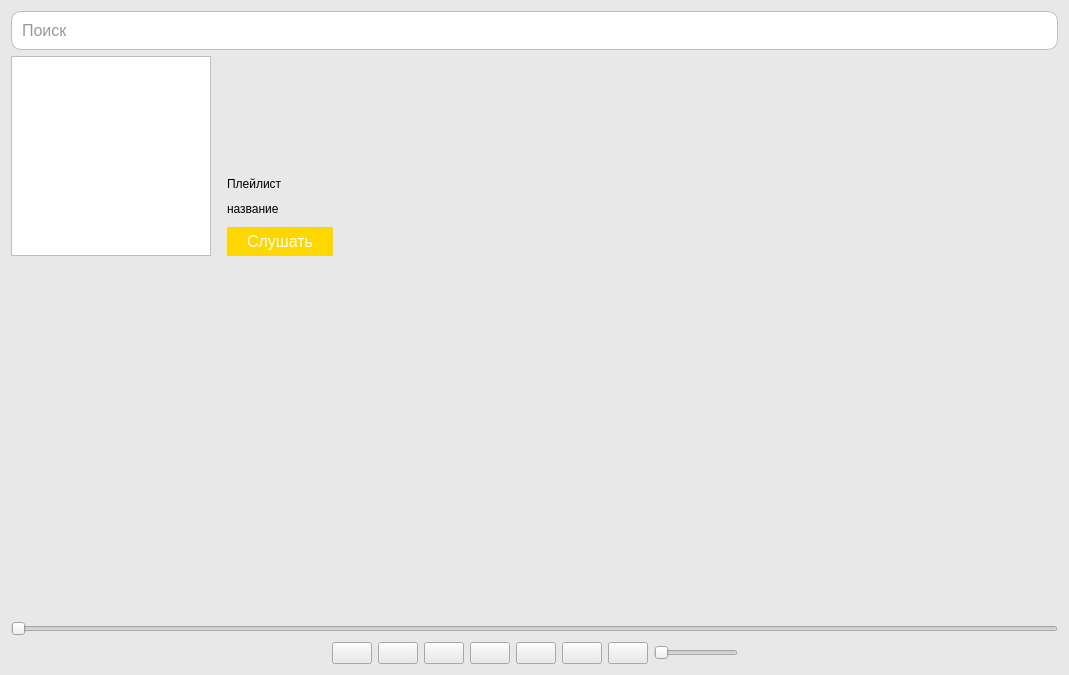
Before: the Qt Designer form playlistwindow.ui in ArturBobotcko/Practice_Project, drawn with Qt 5.
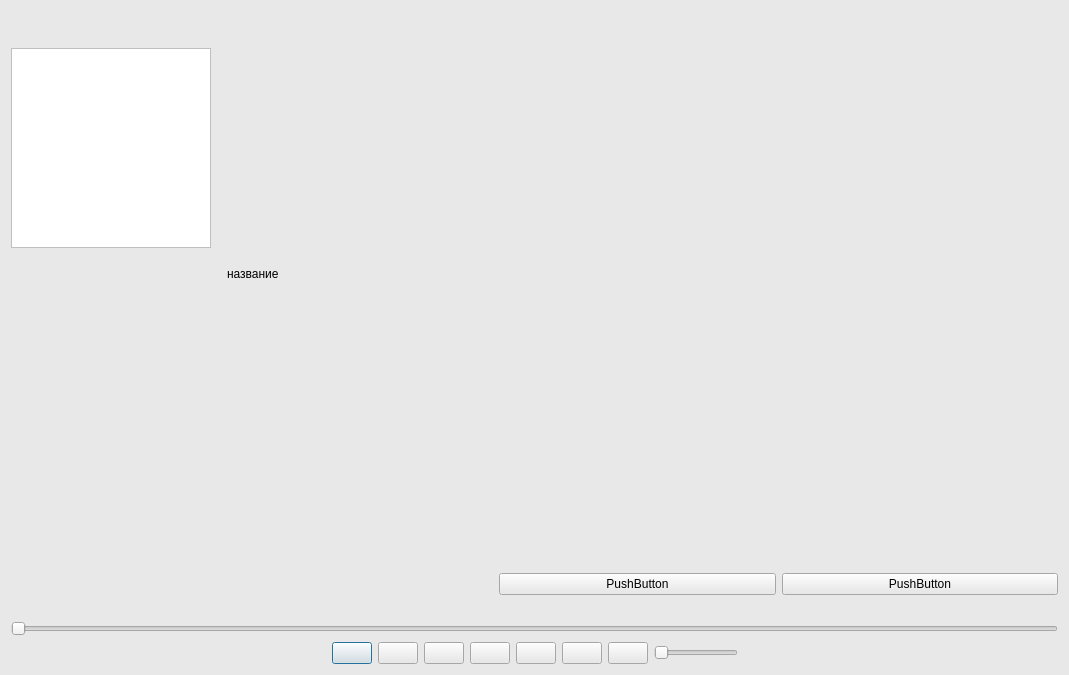
After: the same form once the commit is applied. Icons and pictures are not drawn.

Commit message: added buttons to playlist ui

What changed in the file:
```diff
--- a/playlistwindow.ui
+++ b/playlistwindow.ui
@@ -16,37 +16,9 @@
   <property name="styleSheet">
    <string notr="true">background-color: #e8e8e8;</string>
   </property>
-  <layout class="QGridLayout" name="gridLayout" rowstretch="0,0,1,0" columnstretch="0,0,0,1">
-   <item row="1" column="0">
-    <widget class="QGraphicsView" name="playlistCover">
-     <property name="sizePolicy">
-      <sizepolicy hsizetype="Minimum" vsizetype="Minimum">
-       <horstretch>0</horstretch>
-       <verstretch>0</verstretch>
-      </sizepolicy>
-     </property>
-     <property name="minimumSize">
-      <size>
-       <width>200</width>
-       <height>200</height>
-      </size>
-     </property>
-     <property name="maximumSize">
-      <size>
-       <width>200</width>
-       <height>200</height>
-      </size>
-     </property>
-     <property name="styleSheet">
-      <string notr="true">QGraphicsView {
-	border: 1px solid #bfbfbf; 
-	background-color: rgb(255, 255, 255);
-}</string>
-     </property>
-    </widget>
-   </item>
-   <item row="1" column="1" colspan="2">
-    <layout class="QVBoxLayout" name="verticalLayout" stretch="0,0,0,0,0,0">
+  <layout class="QGridLayout" name="gridLayout" rowstretch="0,0,0,0" columnstretch="0,0,0,0">
+   <item row="0" column="1" colspan="2">
+    <layout class="QVBoxLayout" name="verticalLayout" stretch="0,0,0,0">
      <property name="leftMargin">
       <number>10</number>
      </property>
@@ -63,13 +35,6 @@
        </property>
       </spacer>
      </item>
-     <item>
-      <widget class="QLabel" name="playlistLabel">
-       <property name="text">
-        <string>Плейлист</string>
-       </property>
-      </widget>
-     </item>
      <item>
       <spacer name="verticalSpacer_2">
        <property name="orientation">
@@ -109,42 +74,76 @@
        </property>
       </spacer>
      </item>
-     <item>
-      <widget class="QPushButton" name="playlistListenBtn">
-       <property name="cursor">
-        <cursorShape>PointingHandCursor</cursorShape>
-       </property>
-       <property name="styleSheet">
-        <string notr="true">QPushButton {
-    background-color: #FFD700; /* Желтый цвет фона кнопки */
-    border: none; /* Убираем границу */
-    border-radius: 15px; /* Закругленные углы с радиусом 20 пикселей */
-    color: #FFFFFF; /* Белый цвет текста */
-    font-size: 16px; /* Размер шрифта 16 пикселей */
-	padding: 5px 20px; /* Внутренние отступы 10 пикселей сверху/низу и 20 пикселей слева/справа */
-}
-
-QPushButton:hover {
-    background-color: #FFD34C; /* Цвет фона при наведении курсора */
-}
-
-QPushButton:pressed {
-    background-color: #FFC400; /* Цвет фона при нажатии кнопки */
-}
-
-QPushButton:disabled {
-    background-color: #C0C0C0; /* Цвет фона для отключенной кнопки */
-    color: #808080; /* Цвет текста для отключенной кнопки */
-}
-</string>
-       </property>
-       <property name="text">
-        <string>Слушать</string>
-       </property>
-      </widget>
-     </item>
     </layout>
    </item>
+   <item row="1" column="0" colspan="4">
+    <widget class="QTableWidget" name="playlistTracks">
+     <property name="styleSheet">
+      <string notr="true">QTableWidget {
+    background-color:  #e8e8e8; /* Цвет фона */
+    border: none; /* Убрать границу */
+    color: #333333; /* Цвет текста */
+    selection-background-color: #f9fbff; /* Цвет фона выбранной ячейки */
+	selection-color: #333333;
+    gridline-color: #E5E5E5; /* Цвет линий сетки */
+}
+
+QTableWidget::item {
+    padding: 8px; /* Внутренний отступ для содержимого ячейки */
+}
+
+QTableWidget QHeaderView {
+    background-color:  #e8e8e8; /* Цвет фона заголовков столбцов */
+    color: #333333; /* Цвет текста заголовков столбцов */
+    border: none; /* Убрать границу */
+    font-weight: bold; /* Жирный шрифт для заголовков столбцов */
+    text-align: center; /* Выравнивание текста по центру */
+}
+
+QTableWidget QHeaderView::section {
+    background-color:  #e8e8e8;
+	border-radius: 0;
+}
+
+QTableWidget::item:hover {
+    background-color: #f9fbff; /* Цвет фона ячейки при наведении курсора */
+}
+
+QTableCornerButton::section {
+    background-color:  #e8e8e8; /* Цвет фона квадратика */
+}
+</string>
+     </property>
+    </widget>
+   </item>
+   <item row="0" column="0">
+    <widget class="QGraphicsView" name="playlistCover">
+     <property name="sizePolicy">
+      <sizepolicy hsizetype="Minimum" vsizetype="Minimum">
+       <horstretch>0</horstretch>
+       <verstretch>0</verstretch>
+      </sizepolicy>
+     </property>
+     <property name="minimumSize">
+      <size>
+       <width>200</width>
+       <height>200</height>
+      </size>
+     </property>
+     <property name="maximumSize">
+      <size>
+       <width>200</width>
+       <height>200</height>
+      </size>
+     </property>
+     <property name="styleSheet">
+      <string notr="true">QGraphicsView {
+	border: 1px solid #bfbfbf; 
+	background-color: rgb(255, 255, 255);
+}</string>
+     </property>
+    </widget>
+   </item>
    <item row="3" column="0" colspan="4">
     <layout class="QVBoxLayout" name="verticalLayout_2">
      <item>
@@ -448,67 +447,17 @@
      </item>
     </layout>
    </item>
-   <item row="2" column="0" colspan="4">
-    <widget class="QTableWidget" name="playlistTracks">
-     <property name="styleSheet">
-      <string notr="true">QTableWidget {
-    background-color:  #e8e8e8; /* Цвет фона */
-    border: none; /* Убрать границу */
-    color: #333333; /* Цвет текста */
-    selection-background-color: #f9fbff; /* Цвет фона выбранной ячейки */
-	selection-color: #333333;
-    gridline-color: #E5E5E5; /* Цвет линий сетки */
-}
-
-QTableWidget::item {
-    padding: 8px; /* Внутренний отступ для содержимого ячейки */
-}
-
-QTableWidget QHeaderView {
-    background-color:  #e8e8e8; /* Цвет фона заголовков столбцов */
-    color: #333333; /* Цвет текста заголовков столбцов */
-    border: none; /* Убрать границу */
-    font-weight: bold; /* Жирный шрифт для заголовков столбцов */
-    text-align: center; /* Выравнивание текста по центру */
-}
-
-QTableWidget QHeaderView::section {
-    background-color:  #e8e8e8;
-	border-radius: 0;
-}
-
-QTableWidget::item:hover {
-    background-color: #f9fbff; /* Цвет фона ячейки при наведении курсора */
-}
-
-QTableCornerButton::section {
-    background-color:  #e8e8e8; /* Цвет фона квадратика */
-}
-</string>
+   <item row="2" column="3">
+    <widget class="QPushButton" name="down_button">
+     <property name="text">
+      <string>PushButton</string>
      </property>
     </widget>
    </item>
-   <item row="0" column="0" colspan="4">
-    <widget class="QLineEdit" name="playlistSearchLine">
-     <property name="styleSheet">
-      <string notr="true">QLineEdit {
-	background-color: rgb(255, 255, 255);
-    border: 1px solid #bfbfbf; /* Граница */
-    border-radius: 10px; /* Закругленные углы */
-    color: #333333; /* Цвет текста */
-    font-size: 16px; /* Размер шрифта */
-    padding: 8px; /* Внутренние отступы */
-}
-
-QLineEdit:focus {
-    border: 2px solid #1ED760; /* Граница при фокусе */
-}</string>
-     </property>
+   <item row="2" column="2">
+    <widget class="QPushButton" name="up_button">
      <property name="text">
-      <string/>
-     </property>
-     <property name="placeholderText">
-      <string>Поиск</string>
+      <string>PushButton</string>
      </property>
     </widget>
    </item>
```
The commit also changes 2 other files.
